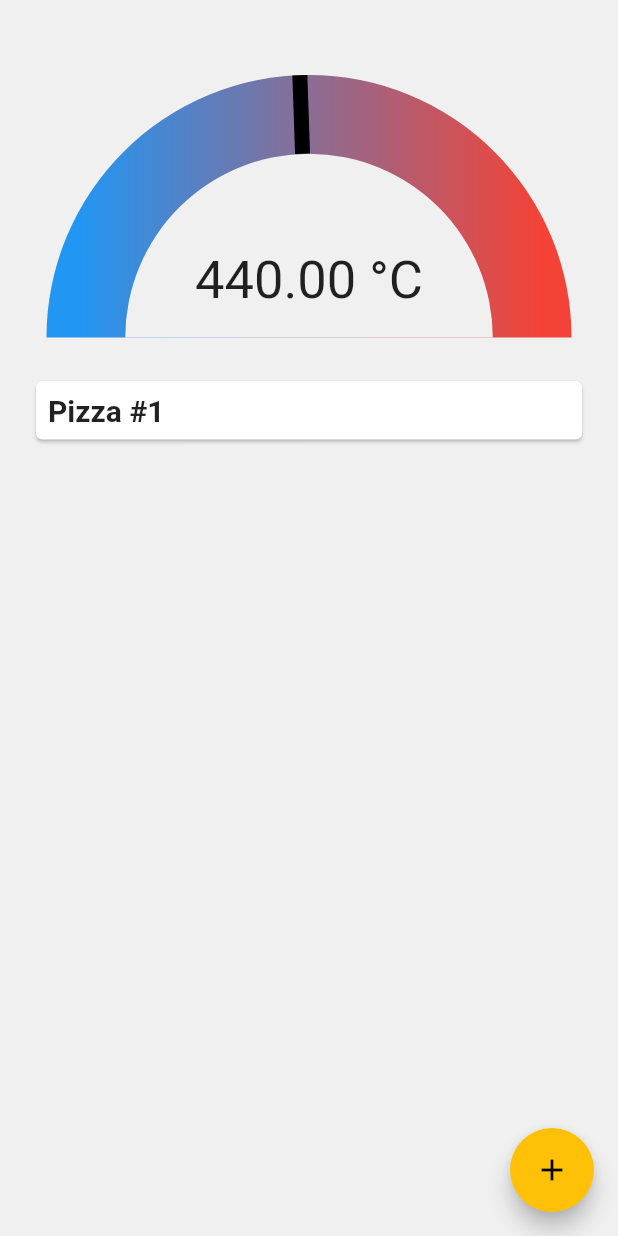
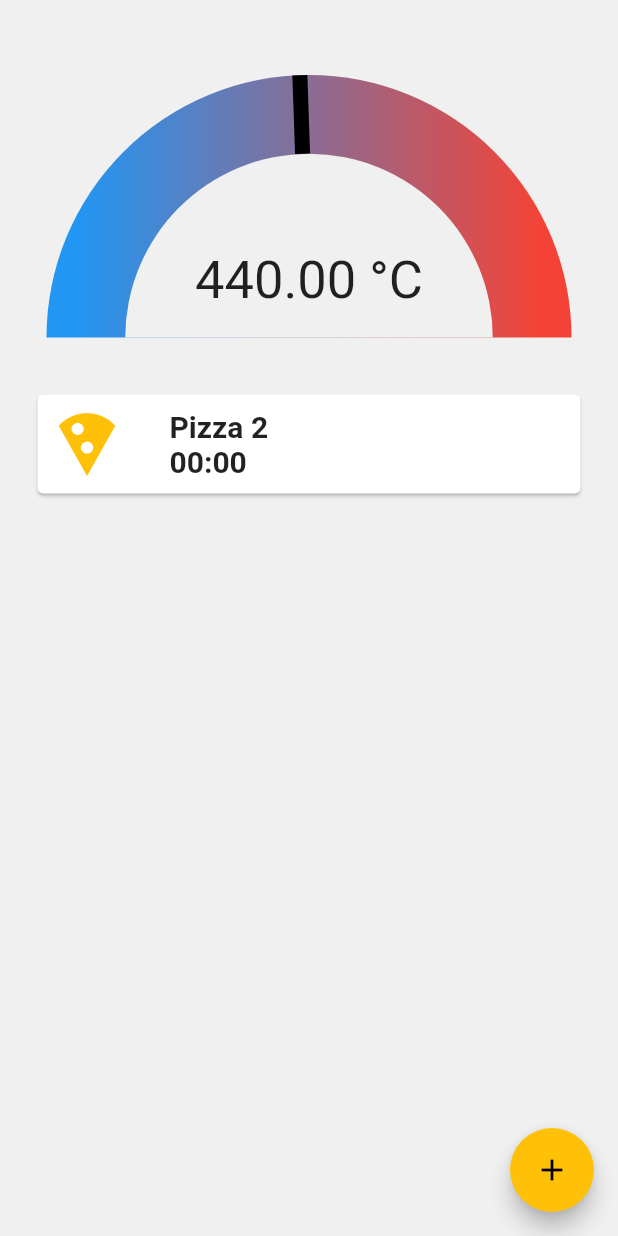
Before and after one commit to Nuytemans-Dieter/OvenApp, a Flutter app: the screen it shows after launch, after a tap on the "add" icon, on a phone screen of 412 x 824 dp. Run offline on Flutter 3.47's test engine with Material 2 defaults, Android fonts, the phone set to English and light mode, and no system bars; our stand-ins replace flutter_bluetooth_serial.

Commit message:
Implement pizza cards

```diff
--- a/lib/main.dart
+++ b/lib/main.dart
@@ -50,7 +50,10 @@ class _MyHomePageState extends State<MyHomePage> {
 
   static const double gaugeWidth = 350;
 
-  _MyHomePageState(this._provider) {
+  int pizzaIndex = 1;
+  final List<TimerCard> _timerCards;
+
+  _MyHomePageState(this._provider) : _timerCards = [] {
     _provider.connect();
   }
 
@@ -98,15 +101,28 @@ class _MyHomePageState extends State<MyHomePage> {
                   },
                 ),
               ),
-              SizedBox(height: 25,),
+              SizedBox(
+                height: 25,
+              ),
               Expanded(
-                child: ListView(
-                  children: [
-                    // Timer widgets can come here -> Placeholder container
-                    TimerCard(
-                      title: "Pizza #1",
-                    )
-                  ],
+                child: ListView.separated(
+                  itemCount: _timerCards.length,
+                  padding: const EdgeInsets.all(5.0),
+                  separatorBuilder: (context, index) => SizedBox(),
+                  itemBuilder: (context, index) {
+                    return Dismissible(
+                      key: UniqueKey(),
+                      onDismissed: (DismissDirection direction) {
+
+                        setState(() {
+                          _timerCards.removeAt(index);
+                        });
+                      },
+                      child: ListTile(
+                        title: _timerCards[index],
+                      ),
+                    );
+                  },
                 ),
               ),
             ],
@@ -114,7 +130,14 @@ class _MyHomePageState extends State<MyHomePage> {
         ),
       ),
       floatingActionButton: FloatingActionButton(
-        onPressed: () {},
+        onPressed: () {
+          pizzaIndex++;
+          setState(() {
+            _timerCards.add(TimerCard(
+              title: "Pizza $pizzaIndex",
+            ));
+          });
+        },
         tooltip: 'Add pizza',
         child: Icon(Icons.add),
       ),
--- a/lib/model/constants.dart
+++ b/lib/model/constants.dart
@@ -3,4 +3,9 @@ import 'package:flutter/material.dart';
 class Constants {
   static const backgroundColor = Color.fromRGBO(240, 240, 240, 1.0);
   static const accentColor = Colors.amber;
+
+  static const TextStyle textStyle = TextStyle(
+                                fontWeight: FontWeight.bold,
+                                fontSize: 20.0
+                              );
 }
--- a/lib/widgets/TimerCard.dart
+++ b/lib/widgets/TimerCard.dart
@@ -1,5 +1,6 @@
 import 'package:flutter/cupertino.dart';
 import 'package:flutter/material.dart';
+import 'package:oven_app/model/constants.dart';
 
 class TimerCard extends StatefulWidget {
   final String title;
@@ -14,20 +15,34 @@ class TimerCard extends StatefulWidget {
 }
 
 class TimerCardState extends State<TimerCard> {
+
   @override
   Widget build(BuildContext context) {
-    return Padding(
-      padding: const EdgeInsets.symmetric(horizontal: 20.0),
-      child: Card(
-        child: Padding(
-          padding: const EdgeInsets.all(8.0),
-          child: Text(
-            widget.title,
-            style: TextStyle(
-              fontWeight: FontWeight.bold,
-              fontSize: 20.0
+    return Card(
+      child: Padding(
+        padding: const EdgeInsets.all(8.0),
+        child: Row(
+          children: [
+            Icon(
+              Icons.local_pizza,
+              size: 50.0,
+              color: Constants.accentColor,
             ),
-          ),
+            SizedBox(width: 30.0,),
+            Column(
+              crossAxisAlignment: CrossAxisAlignment.start,
+              children: [
+                Text(
+                  widget.title,
+                  style: Constants.textStyle,
+                ),
+                Text(
+                  "00:00",
+                  style: Constants.textStyle,
+                )
+              ],
+            ),
+          ],
         ),
       ),
     );
```
